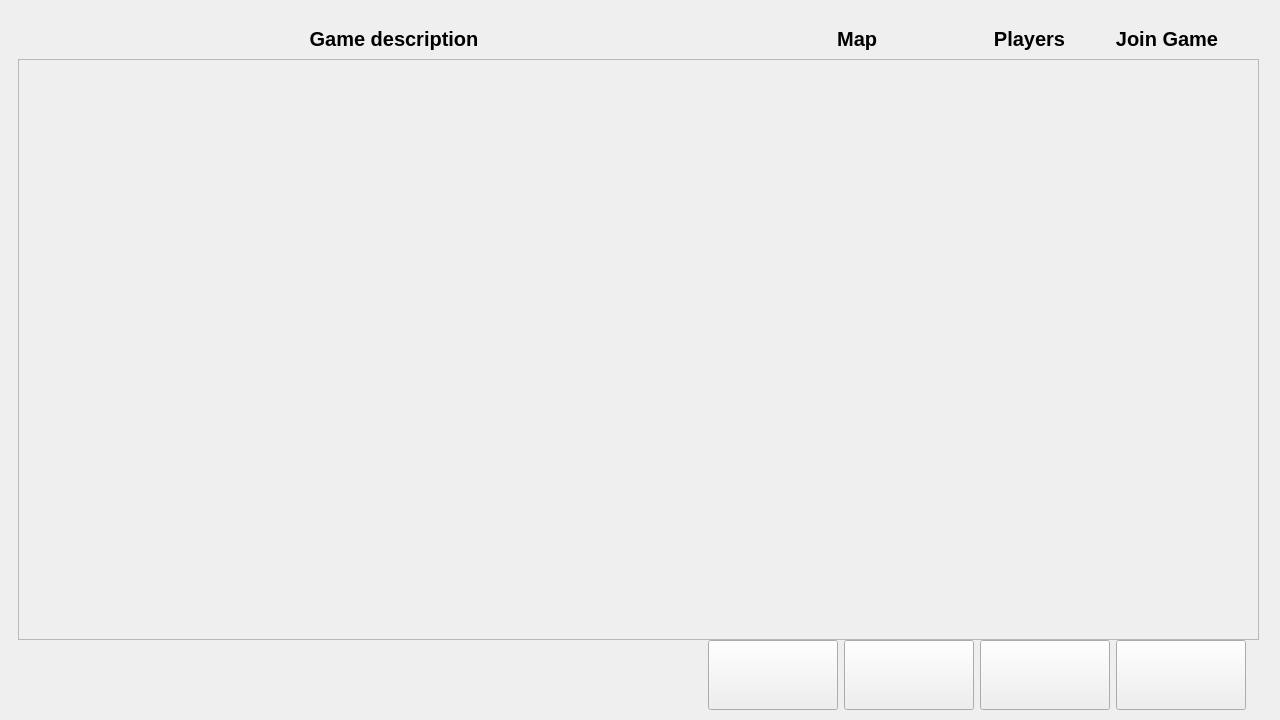
The window that client/mainwindow.ui (JM-Pascual/TPG-Taller-Worms2D) describes before a commit, drawn with Qt 5.
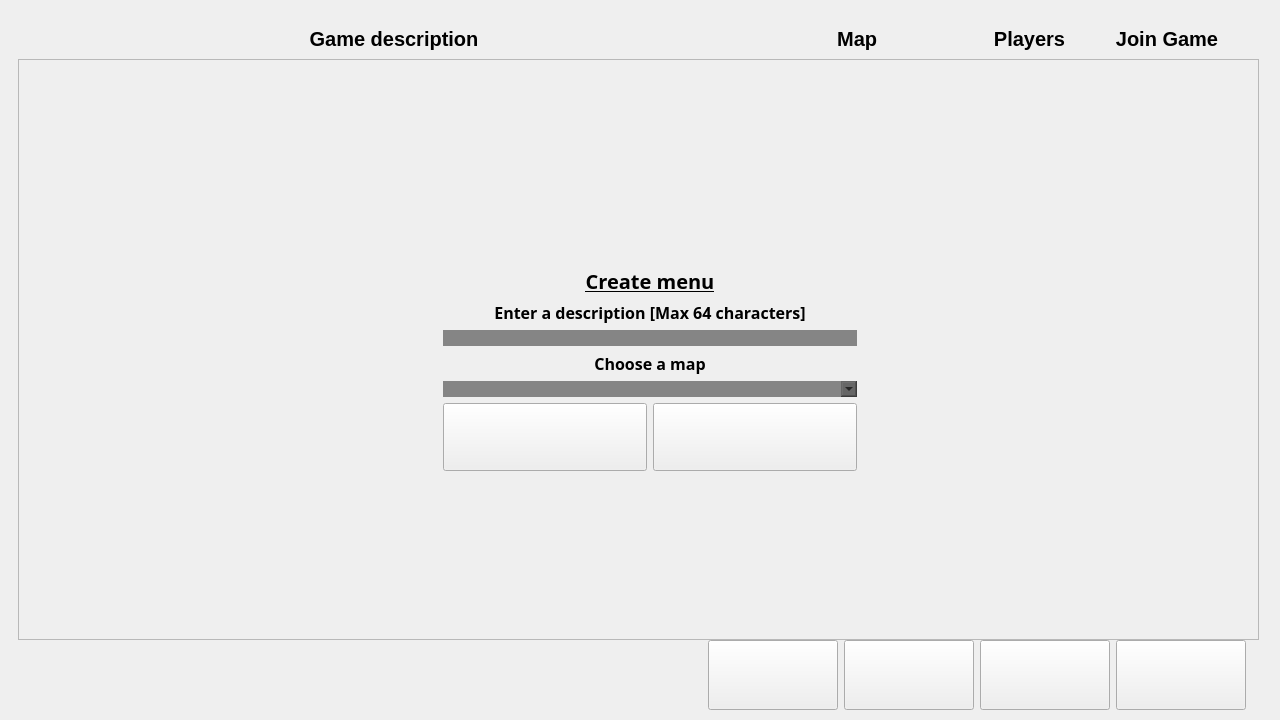
The same window after the commit. Icons and pictures are not drawn.

Diff of the .ui file:
```diff
--- a/client/mainwindow.ui
+++ b/client/mainwindow.ui
@@ -486,6 +486,152 @@
          </item>
         </layout>
        </widget>
+       <widget class="QFrame" name="createMenu">
+        <property name="geometry">
+         <rect>
+          <x>425</x>
+          <y>249</y>
+          <width>432</width>
+          <height>222</height>
+         </rect>
+        </property>
+        <property name="styleSheet">
+         <string notr="true">QFrame #createMenu {
+	border-image: url(./client/resources/images/createMenu.bmp);
+}</string>
+        </property>
+        <layout class="QVBoxLayout" name="verticalLayout_4" stretch="1,1,1,1,1,20">
+         <item>
+          <widget class="QLabel" name="createMenu_label">
+           <property name="font">
+            <font>
+             <family>Sans Serif</family>
+             <pointsize>15</pointsize>
+             <bold>true</bold>
+             <underline>true</underline>
+             <strikeout>false</strikeout>
+            </font>
+           </property>
+           <property name="styleSheet">
+            <string notr="true">QLabel{}</string>
+           </property>
+           <property name="text">
+            <string>Create menu</string>
+           </property>
+           <property name="alignment">
+            <set>Qt::AlignCenter</set>
+           </property>
+          </widget>
+         </item>
+         <item>
+          <widget class="QLabel" name="create_desc_label">
+           <property name="font">
+            <font>
+             <family>Sans Serif</family>
+             <pointsize>12</pointsize>
+             <bold>true</bold>
+            </font>
+           </property>
+           <property name="styleSheet">
+            <string notr="true">color: rgb(0, 0, 0)</string>
+           </property>
+           <property name="text">
+            <string>Enter a description [Max 64 characters]</string>
+           </property>
+           <property name="alignment">
+            <set>Qt::AlignBottom|Qt::AlignHCenter</set>
+           </property>
+          </widget>
+         </item>
+         <item>
+          <widget class="QLineEdit" name="desc_txtbox">
+           <property name="sizePolicy">
+            <sizepolicy hsizetype="Preferred" vsizetype="Fixed">
+             <horstretch>0</horstretch>
+             <verstretch>0</verstretch>
+            </sizepolicy>
+           </property>
+           <property name="styleSheet">
+            <string notr="true">border: 0px;
+background-color: rgba(89, 89, 89, 180);</string>
+           </property>
+           <property name="text">
+            <string/>
+           </property>
+          </widget>
+         </item>
+         <item>
+          <widget class="QLabel" name="create_map_label">
+           <property name="font">
+            <font>
+             <family>Sans Serif</family>
+             <pointsize>12</pointsize>
+             <bold>true</bold>
+            </font>
+           </property>
+           <property name="styleSheet">
+            <string notr="true">color: rgb(0, 0, 0)</string>
+           </property>
+           <property name="text">
+            <string>Choose a map</string>
+           </property>
+           <property name="alignment">
+            <set>Qt::AlignBottom|Qt::AlignHCenter</set>
+           </property>
+          </widget>
+         </item>
+         <item>
+          <widget class="QComboBox" name="map_cbox">
+           <property name="sizePolicy">
+            <sizepolicy hsizetype="Minimum" vsizetype="Fixed">
+             <horstretch>0</horstretch>
+             <verstretch>0</verstretch>
+            </sizepolicy>
+           </property>
+           <property name="styleSheet">
+            <string notr="true">border: 0px;
+background-color: rgba(89, 89, 89, 180);</string>
+           </property>
+          </widget>
+         </item>
+         <item>
+          <layout class="QHBoxLayout" name="createMenu_hlayout">
+           <item>
+            <widget class="QPushButton" name="createGame_button_2">
+             <property name="sizePolicy">
+              <sizepolicy hsizetype="Minimum" vsizetype="Expanding">
+               <horstretch>0</horstretch>
+               <verstretch>0</verstretch>
+              </sizepolicy>
+             </property>
+             <property name="styleSheet">
+              <string notr="true">border-image: url(./client/resources/images/create.bmp);</string>
+             </property>
+             <property name="text">
+              <string/>
+             </property>
+            </widget>
+           </item>
+           <item>
+            <widget class="QPushButton" name="goback_button_3">
+             <property name="sizePolicy">
+              <sizepolicy hsizetype="Minimum" vsizetype="Expanding">
+               <horstretch>0</horstretch>
+               <verstretch>0</verstretch>
+              </sizepolicy>
+             </property>
+             <property name="styleSheet">
+              <string notr="true">border-image: url(./client/resources/images/goBack.bmp);</string>
+             </property>
+             <property name="text">
+              <string/>
+             </property>
+            </widget>
+           </item>
+          </layout>
+         </item>
+        </layout>
+       </widget>
       </widget>
       <widget class="QWidget" name="help">
        <widget class="QWidget" name="verticalLayoutWidget">
```
